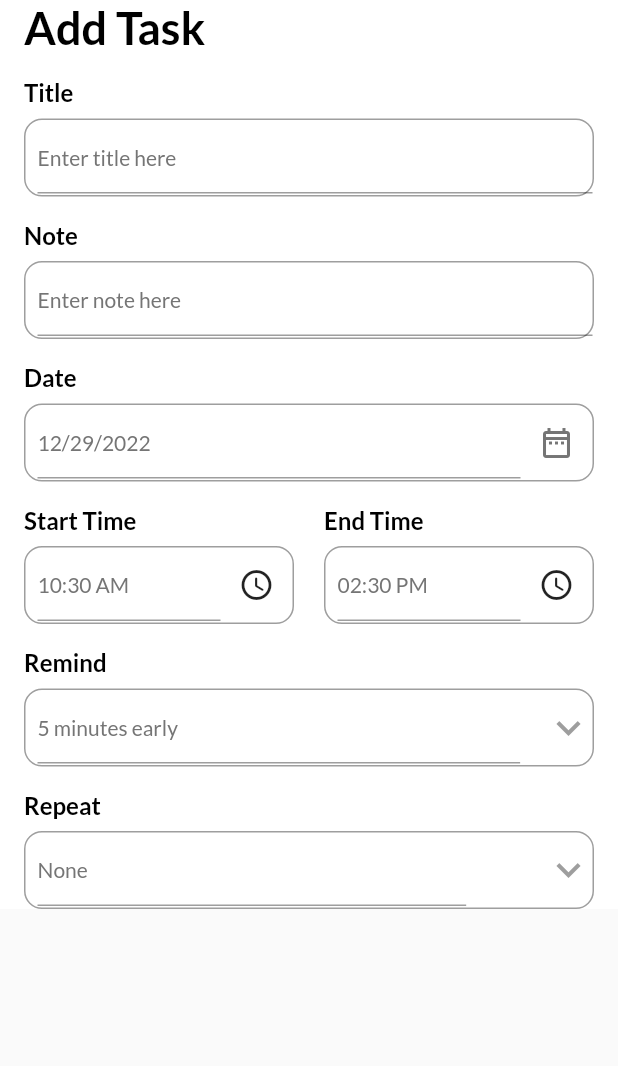
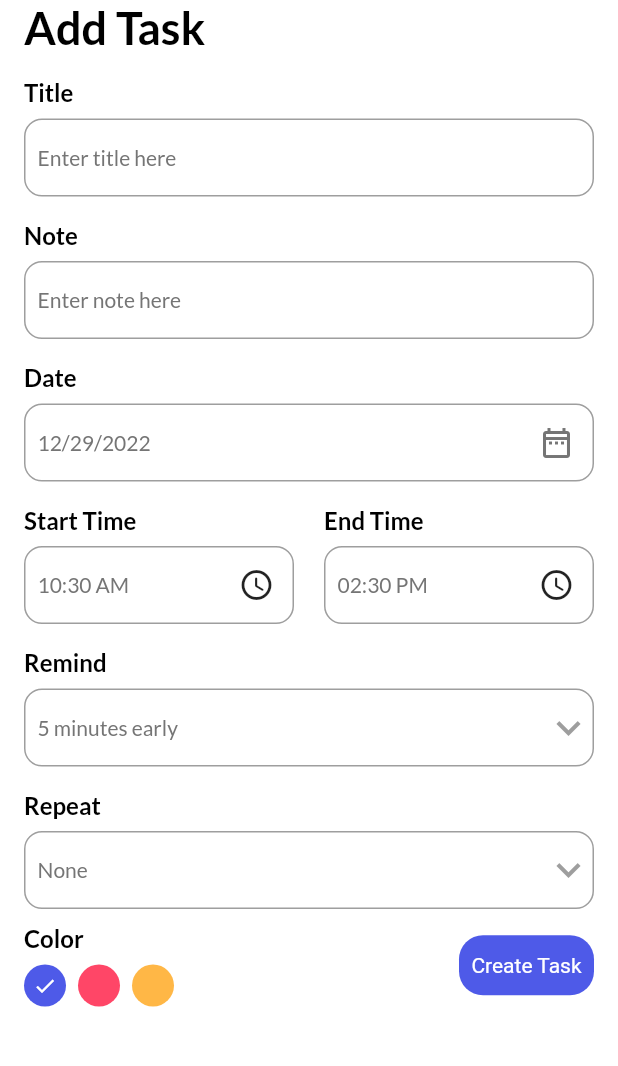
Before and after one commit to Leiii-Li/Flutter-TodoApp, a Flutter app: the screen it shows after launch, after a tap on "Add Task", on a phone screen of 412 x 824 dp, the part 84-1150 px from its top. Run offline on Flutter 3.47's test engine with Material 2 defaults, Android fonts, the phone set to English and light mode, and no system bars; our stand-ins replace date_picker_timeline, flutter_local_notifications, get, get_storage, google_fonts, timezone.

Commit message:
完善 AddTaskPage

```diff
--- a/lib/ui/add_task_bar.dart
+++ b/lib/ui/add_task_bar.dart
@@ -3,6 +3,7 @@ import 'package:flutter/material.dart';
 import 'package:get/get.dart';
 import 'package:todo_app/ui/theme.dart';
 import 'package:todo_app/utils/Constant.dart';
+import 'package:todo_app/widgets/create_button.dart';
 import 'package:todo_app/widgets/input_field.dart';
 import 'package:intl/intl.dart';
 
@@ -26,9 +27,16 @@ class _AddTaskPageState extends State<AddTaskPage> {
   String _selectedRepeat = "None";
   List _repeatList = ["None", "Daily", "Weekly", "Monthly"];
 
+  int _selectedColorIndex = 0;
+  List _colorList = [primaryClr, pinkClr, yellowClr];
+
+  TextEditingController _titleTextEditingController = TextEditingController();
+  TextEditingController _noteTextEditingController = TextEditingController();
+
   @override
   Widget build(BuildContext context) {
     return Scaffold(
+      backgroundColor: context.theme.backgroundColor,
       appBar: _appBar(context),
       body: Container(
         color: context.theme.backgroundColor,
@@ -41,8 +49,10 @@ class _AddTaskPageState extends State<AddTaskPage> {
                 "Add Task",
                 style: headingStyle,
               ),
-              InputField("Title", "Enter title here", null, null),
-              InputField("Note", "Enter note here", null, null),
+              InputField("Title", "Enter title here",
+                  _titleTextEditingController, null),
+              InputField(
+                  "Note", "Enter note here", _noteTextEditingController, null),
               InputField("Date", DateFormat.yMd().format(_selectedDate), null,
                   _dateSelectWidget()),
               Row(
@@ -128,11 +138,80 @@ class _AddTaskPageState extends State<AddTaskPage> {
                       }
                     },
                   )),
+              SizedBox(
+                height: 10,
+              ),
+              Row(
+                mainAxisAlignment: MainAxisAlignment.spaceBetween,
+                crossAxisAlignment: CrossAxisAlignment.center,
+                children: [
+                  Column(
+                    crossAxisAlignment: CrossAxisAlignment.start,
+                    children: [
+                      Text(
+                        "Color",
+                        style: titleStyle,
+                      ),
+                      SizedBox(
+                        height: 8,
+                      ),
+                      Wrap(
+                        children:
+                            List<Widget>.generate(_colorList.length, (index) {
+                          return GestureDetector(
+                            onTap: () {
+                              setState(() {
+                                _selectedColorIndex = index;
+                              });
+                            },
+                            child: Padding(
+                              padding: EdgeInsets.only(right: 8.0),
+                              child: CircleAvatar(
+                                radius: 14,
+                                backgroundColor: _colorList[index],
+                                child: _selectedColorIndex == index
+                                    ? Icon(
+                                        Icons.done,
+                                        color: Colors.white,
+                                        size: 16,
+                                      )
+                                    : Container(),
+                              ),
+                            ),
+                          );
+                        }),
+                      )
+                    ],
+                  ),
+                  _createTaskBar()
+                ],
+              )
             ],
           ),
         ),
       ),
     );
+  }
+
+  _createTaskBar() {
+    return CreateTaskButton("Create Task", () {
+      _validTaskInfo();
+    });
+  }
+
+  _validTaskInfo() {
+    String title = _titleTextEditingController.text;
+    String note = _noteTextEditingController.text;
+    if (title.isEmpty || note.isEmpty) {
+      Get.snackbar("Required", "All fields are required",
+          snackPosition: SnackPosition.BOTTOM,
+          colorText: Get.isDarkMode ? Colors.black : Colors.white,
+          backgroundColor: Get.isDarkMode ? Colors.white : Colors.grey,
+          icon: Icon(
+            Icons.warning_amber_rounded,
+            color: Get.isDarkMode ? Colors.black : Colors.black,
+          ));
+    }
   }
 
   _onTimeSelected(bool isStartTime) async {
--- a/lib/ui/home_page.dart
+++ b/lib/ui/home_page.dart
@@ -7,7 +7,7 @@ import 'package:intl/intl.dart';
 import 'package:google_fonts/google_fonts.dart';
 import 'package:todo_app/ui/add_task_bar.dart';
 import 'package:todo_app/ui/theme.dart';
-import 'package:todo_app/widgets/button.dart';
+import 'package:todo_app/widgets/add_button.dart';
 import 'package:date_picker_timeline/date_picker_widget.dart';
 
 class HomePage extends StatefulWidget {
@@ -31,6 +31,7 @@ class _HomeState extends State<HomePage> {
   @override
   Widget build(BuildContext context) {
     return Scaffold(
+      backgroundColor: context.theme.backgroundColor,
       appBar: _appBar(),
       body: Column(
         children: [
--- /dev/null
+++ b/lib/widgets/create_button.dart
@@ -0,0 +1,35 @@
+import 'package:flutter/cupertino.dart';
+import 'package:flutter/material.dart';
+import 'package:todo_app/ui/theme.dart';
+
+class CreateTaskButton extends StatelessWidget {
+  final String _label;
+  final Function _onTap;
+
+  CreateTaskButton(this._label, this._onTap, {super.key});
+
+  @override
+  Widget build(BuildContext context) {
+    return GestureDetector(
+      onTap: () {
+        _onTap();
+      },
+      child: Container(
+        padding: EdgeInsets.symmetric(horizontal: 8),
+        width: 90,
+        height: 40,
+        decoration: BoxDecoration(
+            borderRadius: BorderRadius.circular(16), color: primaryClr),
+        child: Row(
+          mainAxisAlignment: MainAxisAlignment.center,
+          children: [
+            Text(
+              _label,
+              style: TextStyle(color: Colors.white),
+            )
+          ],
+        ),
+      ),
+    );
+  }
+}
--- a/lib/widgets/input_field.dart
+++ b/lib/widgets/input_field.dart
@@ -46,9 +46,7 @@ class InputField extends StatelessWidget {
                       focusedBorder: UnderlineInputBorder(
                           borderSide: BorderSide(
                               color: context.theme.backgroundColor, width: 0)),
-                      border: UnderlineInputBorder(
-                          borderSide: BorderSide(
-                              color: context.theme.backgroundColor, width: 0))),
+                      border: InputBorder.none),
                 )),
                 _widget == null
                     ? Container()
```
Also changed, not shown: lib/widgets/add_button.dart (renamed from lib/widgets/button.dart).
